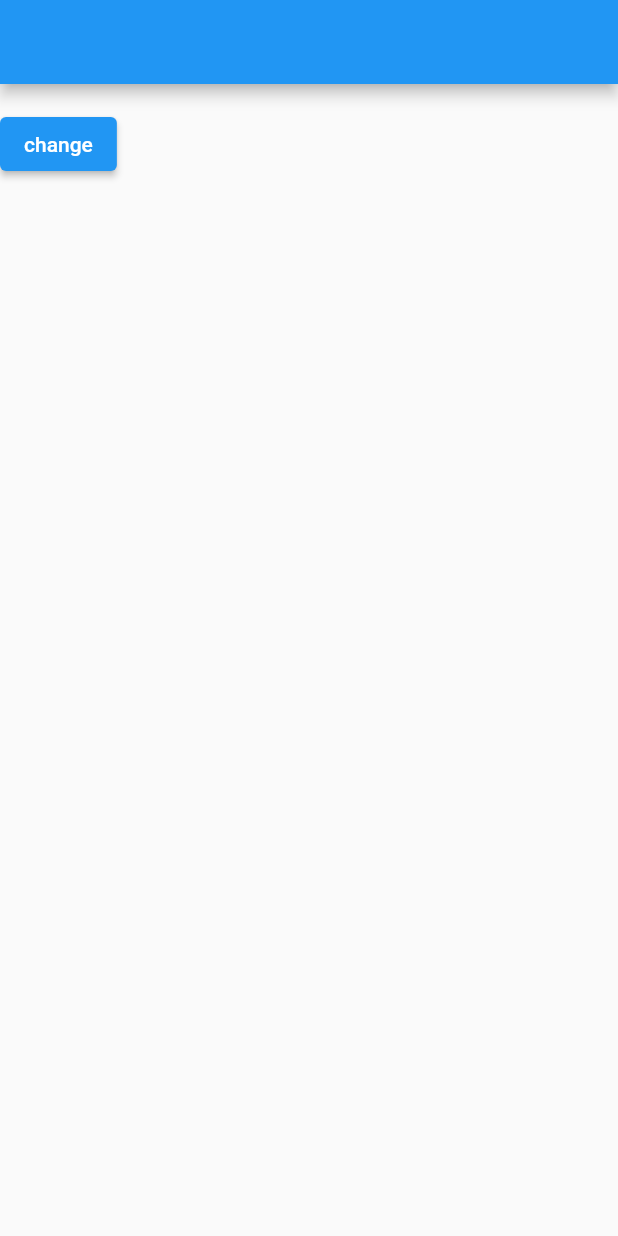
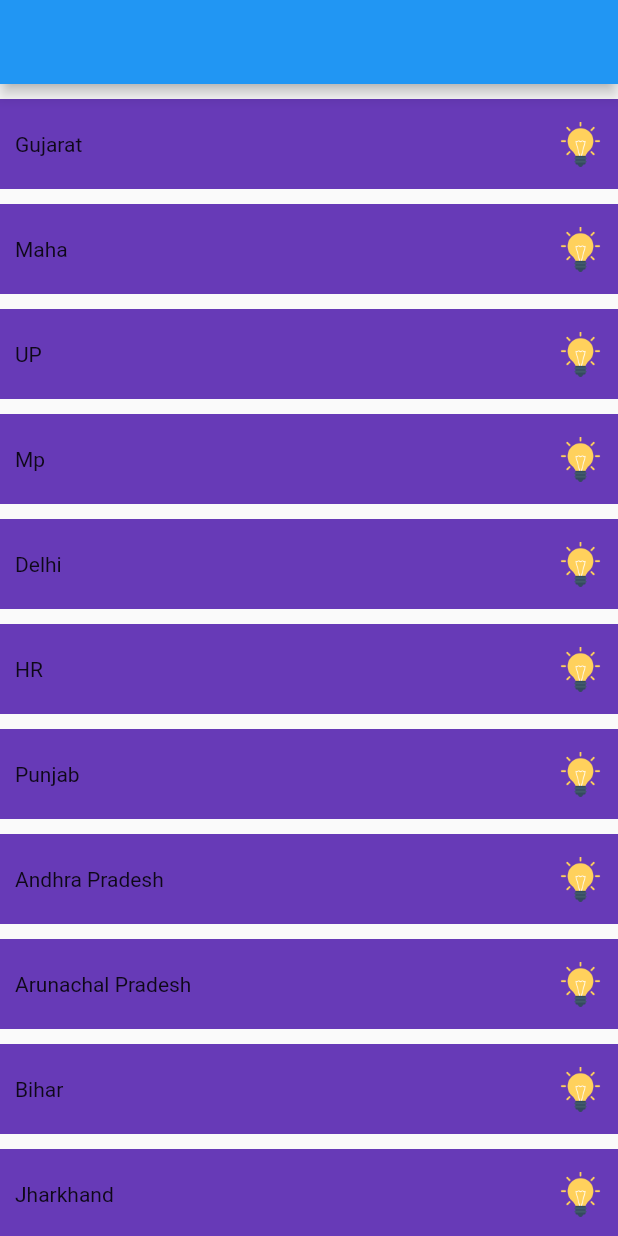
Before and after one commit to viren1194/fav_random_demo, a Flutter app: the screen it shows after launch, on a phone screen of 412 x 824 dp. Run offline on Flutter 3.47's test engine with Material 2 defaults, Android fonts, the phone set to English and light mode, and no system bars; drawn by our look-alikes of like_button; our stand-ins replace get.

Commit message:
add like animation

```diff
--- a/lib/main.dart
+++ b/lib/main.dart
@@ -1,3 +1,4 @@
+import 'package:fav_random_demo/view/demo_page.dart';
 import 'package:fav_random_demo/view/home_page.dart';
 import 'package:fav_random_demo/view/random_demo.dart';
 import 'package:flutter/material.dart';
@@ -14,7 +15,8 @@ class MyApp extends StatelessWidget {
     return GetMaterialApp(
       title: 'Flutter Demo',
       // home: HomePage(),
-      home: RandomDemo(),
+      // home: RandomDemo(),
+      home: DemoPage(),
     );
   }
 }
--- /dev/null
+++ b/lib/view/demo_page.dart
@@ -0,0 +1,93 @@
+import 'package:flutter/material.dart';
+import 'package:like_button/like_button.dart';
+
+class DemoPage extends StatefulWidget {
+  const DemoPage({super.key});
+
+  @override
+  State<DemoPage> createState() => _DemoPageState();
+}
+
+class _DemoPageState extends State<DemoPage> {
+  List<String> stateList = [
+    'Gujarat',
+    "Maha",
+    "UP",
+    "Mp",
+    "Delhi",
+    "HR",
+    "Punjab",
+    "Andhra Pradesh",
+    "Arunachal Pradesh",
+    "Bihar",
+    'Jharkhand',
+    "Kerala",
+    "Mizoram",
+    "Rajasthan",
+    "Odisha",
+    "Sikkim",
+    "West Bengal",
+    "Asaam"
+  ];
+  String selectedState = '';
+  @override
+  Widget build(BuildContext context) {
+    return Scaffold(
+      appBar: AppBar(),
+      body: ListView.builder(
+
+        itemCount: stateList.length,
+        itemBuilder: (context, index) {
+          return GestureDetector(
+            onTap: () {
+              setState(() {
+                selectedState = stateList[index];
+              });
+              print('state = $selectedState');
+            },
+            child: Container(
+              height: 60,
+              width: double.infinity,
+              margin: EdgeInsets.only(top: 10),
+              color: selectedState == stateList[index]
+                  ? Colors.amber
+                  : Colors.deepPurple,
+              child: Center(
+                child: Padding(
+                  padding: const EdgeInsets.symmetric(horizontal: 10),
+                  child: Row(
+                    mainAxisAlignment: MainAxisAlignment.spaceBetween,
+                    children: [
+                      Text(stateList[index]),
+                      LikeButton(
+                        isLiked: false,
+                        size: 30,
+                        animationDuration: Duration(seconds: 2),
+
+                        countPostion: CountPostion.bottom,
+
+                        likeBuilder: (isLiked) {
+                          final color = isLiked?Colors.red: Colors.white;
+                          // return Icon(isLiked?Icons.favorite: Icons.favorite_border,color: color,);
+                          return Image.asset('assets/icons/idea.png');
+                        },
+
+                        onTap: (isLiked) async{
+                          return !isLiked;
+                        },
+                      )
+                      // IconButton(
+                      //   onPressed: () {},
+                      //   icon: Icon(Icons.favorite_border),
+                      // )
+                    ],
+                  ),
+                ),
+              ),
+            ),
+          );
+        },
+      ),
+    );
+  }
+}
--- a/lib/view/random_demo.dart
+++ b/lib/view/random_demo.dart
@@ -21,7 +21,9 @@ class _RandomDemoState extends State<RandomDemo> {
         ElevatedButton(onPressed: () {
 
            setState(() {
-                name = nameList[Random().nextInt(nameList.length)];
+                // name = nameList[Random().nextInt(nameList.length)];
+                 nameList.shuffle();
+                name = nameList[0];
               });
                 print(name);
 
--- a/pubspec.yaml
+++ b/pubspec.yaml
@@ -36,6 +36,7 @@ dependencies:
   # Use with the CupertinoIcons class for iOS style icons.
   cupertino_icons: ^1.0.2
   get: ^4.6.5
+  like_button: ^2.0.5
 
 dev_dependencies:
   flutter_test:
@@ -60,8 +61,8 @@ flutter:
   uses-material-design: true
 
   # To add assets to your application, add an assets section, like this:
-  # assets:
-  #   - images/a_dot_burr.jpeg
+  assets:
+    - assets/icons/
   #   - images/a_dot_ham.jpeg
 
   # An image asset can refer to one or more resolution-specific "variants", see
```
Also changed, not shown: lib/view/home_page.dart (+39 -9 lines), assets/icons/idea.png (added), pubspec.lock.
